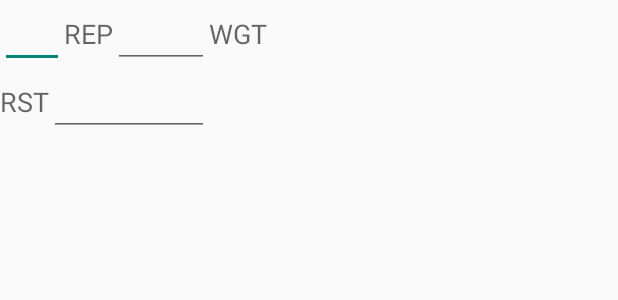
After one commit to Tiboh/WorkoutProgram, an Android app: the layout set_dialog_view.xml on its own in the app's theme, with its tools: preview values and no code run, on a phone screen of 412 x 824 dp. The commit adds this screen. Shown: the top 300 px of the screen. Run offline under Robolectric (Android 15) with nearby library versions, the phone set to English and light mode, and no system bars.

Commit message:
Debug drag drop set list update in DB Create dialog new set

```diff
--- /dev/null
+++ b/app/src/main/res/layout/set_dialog_view.xml
@@ -0,0 +1,73 @@
+<?xml version="1.0" encoding="utf-8"?>
+<LinearLayout xmlns:android="http://schemas.android.com/apk/res/android"
+    android:layout_width="match_parent"
+    android:layout_height="match_parent"
+    android:orientation="vertical">
+
+    <LinearLayout
+        android:layout_width="match_parent"
+        android:layout_height="wrap_content"
+        android:orientation="horizontal">
+
+
+        <EditText
+            android:layout_width="wrap_content"
+            android:layout_height="wrap_content"
+            android:inputType="number"
+            android:ems="2"
+            android:id="@+id/value_rep"
+            android:elegantTextHeight="false"
+            android:maxLines="1" />
+
+        <TextView
+            android:layout_width="wrap_content"
+            android:layout_height="wrap_content"
+            android:textAppearance="?android:attr/textAppearanceMedium"
+            android:text="@string/label_rep"
+            android:id="@+id/label_rep" />
+
+
+        <EditText
+            android:layout_width="wrap_content"
+            android:layout_height="wrap_content"
+            android:inputType="number"
+            android:ems="3"
+            android:id="@+id/value_weight"
+            android:maxLines="1" />
+
+        <TextView
+            android:layout_width="wrap_content"
+            android:layout_height="wrap_content"
+            android:textAppearance="?android:attr/textAppearanceMedium"
+            android:text="@string/label_weight"
+            android:id="@+id/label_weight" />
+
+
+    </LinearLayout>
+
+    <LinearLayout
+        android:layout_width="match_parent"
+        android:layout_height="wrap_content"
+        android:orientation="horizontal">
+
+
+        <TextView
+            android:layout_width="wrap_content"
+            android:layout_height="wrap_content"
+            android:textAppearance="?android:attr/textAppearanceMedium"
+            android:text="@string/label_rest"
+            android:id="@+id/label_rest" />
+
+        <EditText
+            android:layout_width="wrap_content"
+            android:layout_height="wrap_content"
+            android:inputType="time"
+            android:ems="5"
+            android:id="@+id/value_rest"
+            android:maxLines="1" />
+
+
+    </LinearLayout>
+
+
+</LinearLayout>
--- a/app/src/main/res/values/strings.xml
+++ b/app/src/main/res/values/strings.xml
@@ -48,5 +48,7 @@
     <string name="label_weight">WGT</string>
     <string name="weight_unit">kg</string>
     <string name="label_rest">RST</string>
+    <string name="new_set">New set</string>
+
 
 </resources>
```
Also changed, not shown: app/src/main/java/com/erikbuto/workoutprogram/Manage/DynamicListAdapter.java (+7 -4 lines), app/src/main/java/com/erikbuto/workoutprogram/Manage/ManageProgramFragment.java (+90 -26 lines), app/src/main/java/com/erikbuto/workoutprogram/Manage/NewSetDialogFragment.java (added, +79 -0 lines).
